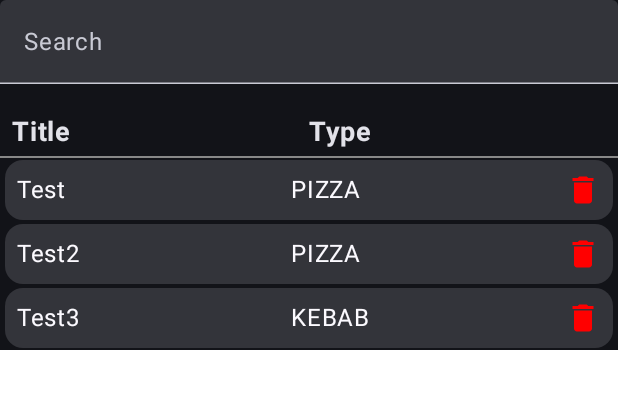
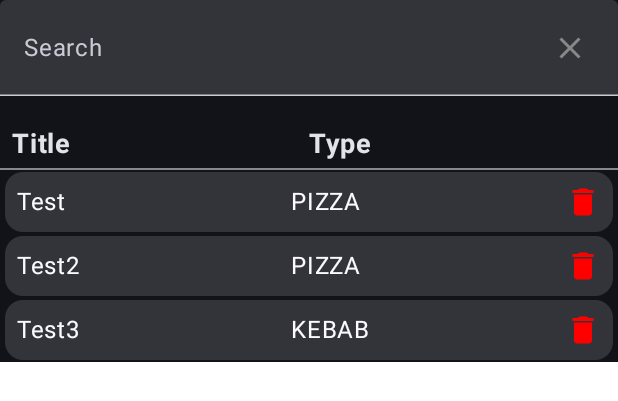
Before and after one commit to danitherex/Studienarbeit, an Android app built with Jetpack Compose: the @Preview function MarkersColumnPreview, on a phone screen of 412 x 824 dp. Shown: the top 401 px of the screen. Run offline under Robolectric (Android 15) with nearby library versions, the phone set to English and light mode, and no system bars; our stand-ins replace Firebase (no records; nobody signed in at launch, a user with empty details on screens opened directly).

Commit message:
remove sign out and profile image when focused

```diff
--- a/scr/app/src/main/java/com/example/studienarbeit/presentation/profile/ProfileViewModel.kt
+++ b/scr/app/src/main/java/com/example/studienarbeit/presentation/profile/ProfileViewModel.kt
@@ -26,12 +26,18 @@ class ProfileViewModel @Inject constructor(
     private var _items: MutableStateFlow<List<MarkerModel>> =
         MutableStateFlow(listOf())
     val items = _items.asStateFlow()
+    private var _isFocused: MutableStateFlow<Boolean> = MutableStateFlow(true)
+    val isFocused = _isFocused.asStateFlow()
     private var originalMarkers = mutableListOf<MarkerModel>()
     private var getNotesJob: Job? = null
     private var searchQuery = ""
 
     init {
         getNotes()
+    }
+
+    fun setFocus(focus: Boolean) {
+        _isFocused.value = focus
     }
 
     fun searchMarkers(query: String) {
--- a/scr/app/src/main/java/com/example/studienarbeit/presentation/profile/components/MarkersTable.kt
+++ b/scr/app/src/main/java/com/example/studienarbeit/presentation/profile/components/MarkersTable.kt
@@ -1,6 +1,7 @@
 package com.example.studienarbeit.presentation.profile.components
 
 import android.util.Log
+import android.view.ViewTreeObserver
 import androidx.compose.foundation.background
 import androidx.compose.foundation.layout.Column
 import androidx.compose.foundation.layout.Row
@@ -11,6 +12,7 @@ import androidx.compose.foundation.layout.padding
 import androidx.compose.foundation.layout.size
 import androidx.compose.foundation.lazy.LazyColumn
 import androidx.compose.material.icons.Icons
+import androidx.compose.material.icons.filled.Close
 import androidx.compose.material.icons.filled.Delete
 import androidx.compose.material3.Card
 import androidx.compose.material3.Divider
@@ -20,6 +22,7 @@ import androidx.compose.material3.MaterialTheme
 import androidx.compose.material3.Text
 import androidx.compose.material3.TextField
 import androidx.compose.runtime.Composable
+import androidx.compose.runtime.DisposableEffect
 import androidx.compose.runtime.getValue
 import androidx.compose.runtime.mutableStateOf
 import androidx.compose.runtime.remember
@@ -27,8 +30,12 @@ import androidx.compose.runtime.rememberCoroutineScope
 import androidx.compose.runtime.setValue
 import androidx.compose.ui.Alignment
 import androidx.compose.ui.Modifier
+import androidx.compose.ui.focus.onFocusChanged
 import androidx.compose.ui.graphics.Color
+import androidx.compose.ui.platform.LocalDensity
+import androidx.compose.ui.platform.LocalView
 import androidx.compose.ui.text.font.FontWeight
+import androidx.compose.ui.tooling.preview.Devices
 import androidx.compose.ui.tooling.preview.Preview
 import androidx.compose.ui.unit.dp
 import androidx.compose.ui.unit.sp
@@ -47,11 +54,12 @@ fun MarkersTable(
     items: List<MarkerModel>,
     search: (String) -> Unit,
     userID: String,
-    deleteMarker: (String) -> Flow<Response<String>>
+    deleteMarker: (String) -> Flow<Response<String>>,
+    toggleFocus: (focus: Boolean) -> Unit
 ) {
 
-    Column (modifier.background(MaterialTheme.colorScheme.background)) {
-        SearchBar(onSearch = { query -> search(query) })
+    Column(modifier.background(MaterialTheme.colorScheme.background)) {
+        SearchBar(onSearch = { query -> search(query) }, toggleFocus = toggleFocus)
         Spacer(modifier = Modifier.height(16.dp))
         ItemList(items = items, userID = userID, deleteMarker = deleteMarker)
     }
@@ -159,8 +167,12 @@ fun ItemList(
 }
 
 @Composable
-fun SearchBar(onSearch: (String) -> Unit) {
+fun SearchBar(onSearch: (String) -> Unit, toggleFocus: (focus: Boolean) -> Unit) {
     var text by remember { mutableStateOf("") }
+    ObserveKeyboardState { isVisible ->
+        toggleFocus(!isVisible)
+    }
+
     TextField(
         value = text,
         onValueChange = {
@@ -170,12 +182,61 @@ fun SearchBar(onSearch: (String) -> Unit) {
         label = { Text("Search") },
         modifier = Modifier
             .fillMaxWidth(),
-        singleLine = true
+        singleLine = true,
+        trailingIcon = {
+            if (!text.isNotEmpty()) {
+                IconButton(
+                    onClick = {
+                        text = ""
+                        onSearch(text)
+                    },
+                    modifier = Modifier
+                        .padding(8.dp)
+                ) {
+                    Icon(
+                        Icons.Default.Close,
+                        contentDescription = "Clear search",
+                        tint = Color.Gray
+                    )
+                }
+            }
+        }
     )
 }
 
-@Preview(showBackground = true)
 @Composable
+fun ObserveKeyboardState(onKeyboardVisibilityChanged: (Boolean) -> Unit) {
+    val view = LocalView.current
+    val density = LocalDensity.current
+
+    DisposableEffect(view) {
+        val listener = ViewTreeObserver.OnGlobalLayoutListener {
+            val rect = android.graphics.Rect()
+            view.getWindowVisibleDisplayFrame(rect)
+
+            val screenHeight = view.rootView.height
+            val keypadHeight = screenHeight - rect.bottom
+
+            onKeyboardVisibilityChanged(keypadHeight > screenHeight * 0.15)
+        }
+
+        view.viewTreeObserver.addOnGlobalLayoutListener(listener)
+
+        onDispose {
+            view.viewTreeObserver.removeOnGlobalLayoutListener(listener)
+        }
+    }
+}
+
+
+@Composable
+@Preview(
+    showBackground = true,
+    device = Devices.PIXEL_4_XL,
+    showSystemUi = false,
+    name = "Light Mode",
+    group = "SignInScreen"
+)
 fun MarkersColumnPreview() {
     fun mockDeleteMarker(markerID: String) = flow {
         emit(Response.Success("Marker $markerID deleted successfully"))
@@ -208,7 +269,54 @@ fun MarkersColumnPreview() {
             ),
             search = {},
             userID = "Test",
-            deleteMarker = { mockDeleteMarker(it) }
+            deleteMarker = { mockDeleteMarker(it) },
+            toggleFocus = {}
         )
     }
 }
+
+@Composable
+@Preview(
+    showBackground = true,
+    device = Devices.PIXEL_4_XL,
+    showSystemUi = false,
+    name = "Dark Mode",
+    group = "SignInScreen"
+)
+fun MarkersColumnPreview2() {
+    fun mockDeleteMarker(markerID: String) = flow {
+        emit(Response.Success("Marker $markerID deleted successfully"))
+    }
+    StudienarbeitTheme(darkTheme = true) {
+
+        MarkersTable(
+            items = listOf(
+                MarkerModel(
+                    position = GeoPoint(0.0, 0.0),
+                    title = "Test",
+                    description = "Test",
+                    type = "PIZZA",
+                    userID = "Test"
+                ),
+                MarkerModel(
+                    position = GeoPoint(0.0, 0.0),
+                    title = "Test2",
+                    description = "Test2",
+                    type = "PIZZA",
+                    userID = "Test"
+                ),
+                MarkerModel(
+                    position = GeoPoint(0.0, 0.0),
+                    title = "Test3",
+                    description = "Test3",
+                    type = "KEBAB",
+                    userID = "Test"
+                ),
+            ),
+            search = {},
+            userID = "Test",
+            deleteMarker = { mockDeleteMarker(it) },
+            toggleFocus = {}
+        )
+    }
+}
```
Also changed, not shown: scr/app/src/main/java/com/example/studienarbeit/presentation/profile/ProfileScreen.kt (+7 -1 lines).
